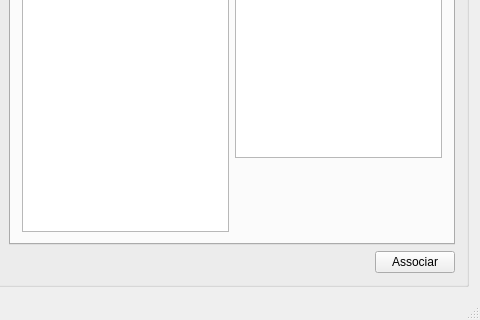
Before: the Qt Designer form mainwindow.ui in andre79/ExtensionFix, drawn with Qt 5; both pictures show x 207 to 687 and y 187 to 507 of the 687 by 507 pixel window.
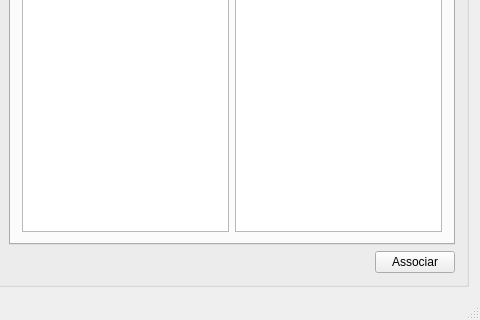
After: the same form once the commit is applied. The open tabs and pages were chosen to show the change.

The edit to the form file:
```diff
--- a/mainwindow.ui
+++ b/mainwindow.ui
@@ -354,19 +354,6 @@
                <item>
                 <widget class="QListWidget" name="listWidget_3"/>
                </item>
-               <item>
-                <spacer name="verticalSpacer_6">
-                 <property name="orientation">
-                  <enum>Qt::Vertical</enum>
-                 </property>
-                 <property name="sizeHint" stdset="0">
-                  <size>
-                   <width>20</width>
-                   <height>40</height>
-                  </size>
-                 </property>
-                </spacer>
-               </item>
               </layout>
              </item>
             </layout>
```
Left out of the diff: 2 changed lines with no effect on the pictures.
